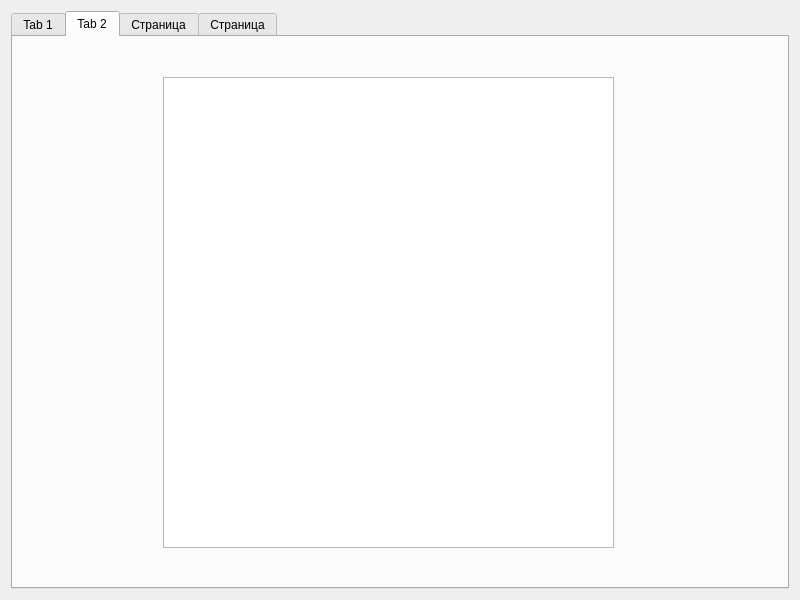
Old version of the form model.ui in the repository mikkk-0/Sklad.
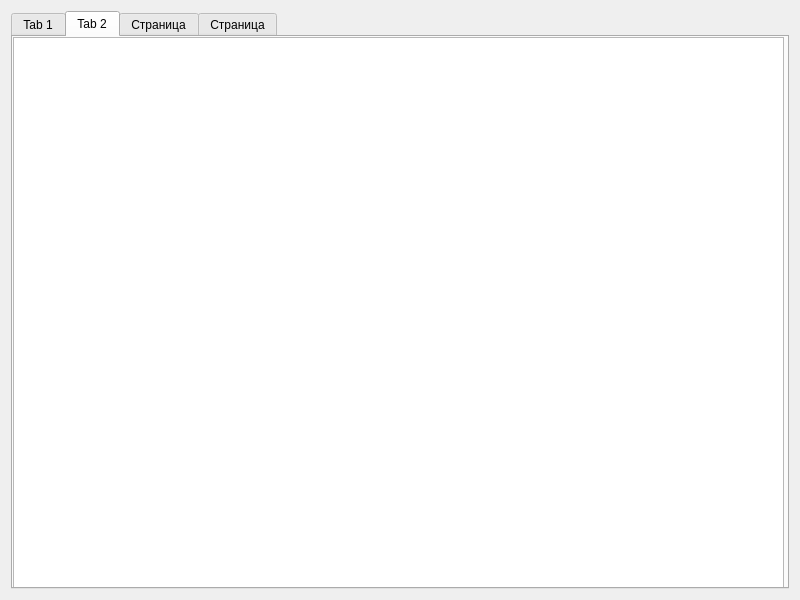
New version of the form. The open tabs and pages were chosen to show the change.

```diff
--- a/model.ui
+++ b/model.ui
@@ -41,10 +41,10 @@
       <widget class="QListWidget" name="listWidget">
        <property name="geometry">
         <rect>
-         <x>150</x>
-         <y>40</y>
-         <width>451</width>
-         <height>471</height>
+         <x>0</x>
+         <y>0</y>
+         <width>771</width>
+         <height>571</height>
         </rect>
        </property>
       </widget>
```
Left out of the diff: 2 changed lines with no effect on the pictures.
